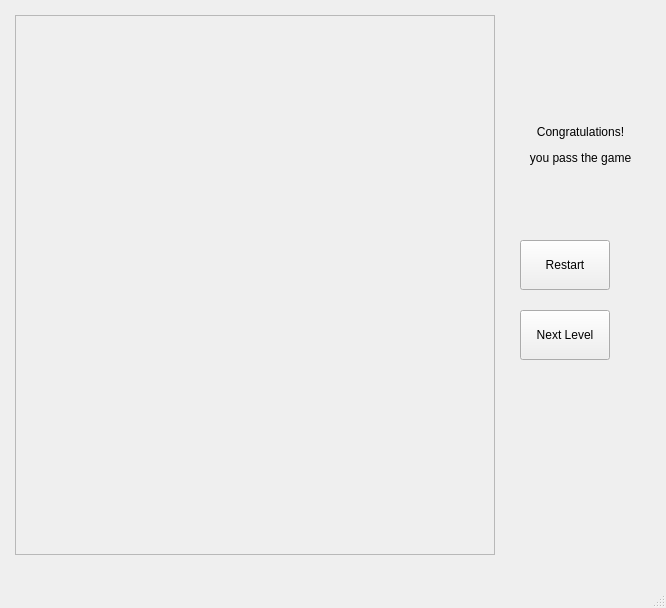
The window that mainwindow.ui (huang-me/Sokoban) describes before a commit, drawn with Qt 5.
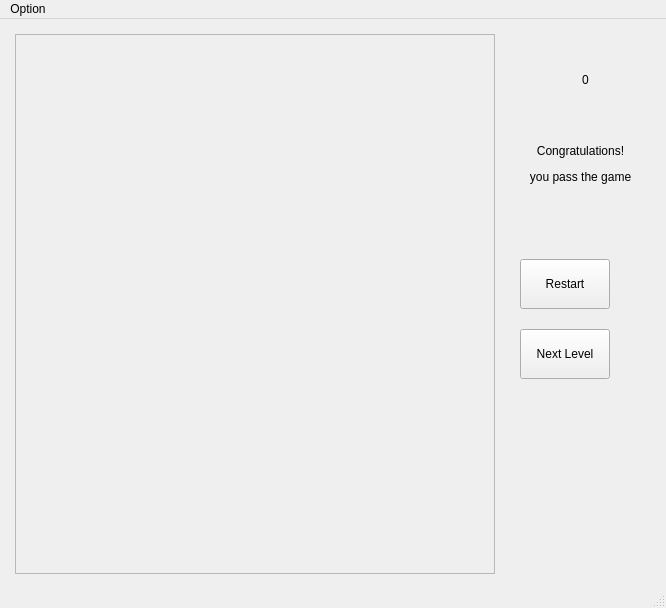
The same window after the commit.

Commit message: finish the basic functions and show the steps

```diff
--- a/mainwindow.ui
+++ b/mainwindow.ui
@@ -335,6 +335,22 @@
      <set>Qt::AlignCenter</set>
     </property>
    </widget>
+   <widget class="QLabel" name="steps">
+    <property name="geometry">
+     <rect>
+      <x>530</x>
+      <y>30</y>
+      <width>111</width>
+      <height>61</height>
+     </rect>
+    </property>
+    <property name="text">
+     <string>0</string>
+    </property>
+    <property name="alignment">
+     <set>Qt::AlignCenter</set>
+    </property>
+   </widget>
    <zorder>btns</zorder>
    <zorder>game</zorder>
    <zorder>congrates</zorder>
@@ -348,6 +364,15 @@
      <height>22</height>
     </rect>
    </property>
+   <widget class="QMenu" name="options">
+    <property name="title">
+     <string>Option</string>
+    </property>
+    <addaction name="actionStart_Game"/>
+    <addaction name="actionChoose_Level"/>
+    <addaction name="actionQuit_Game"/>
+   </widget>
+   <addaction name="options"/>
   </widget>
   <widget class="QStatusBar" name="statusBar"/>
  </widget>
```
Left out of the diff: 16 changed lines with no effect on the pictures. The commit also changes 2 other files.
